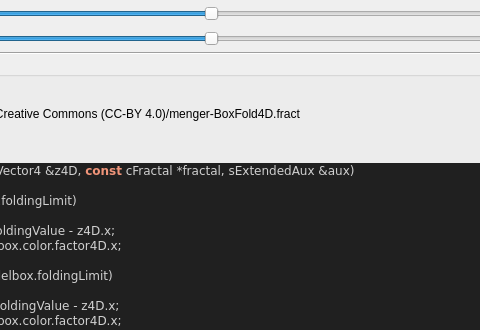
The window that mandelbulber2/formula/ui/fractal_transf_box_fold4d.ui (buddhi1980/mandelbulber2) describes before a commit, drawn with Qt 5; both pictures show x 206 to 686 and y 0 to 330 of the 835 by 930 pixel window.
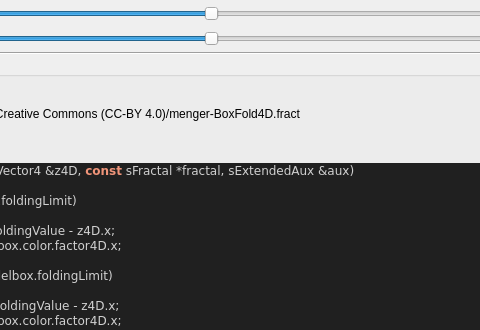
The same window after the commit. Custom widgets are drawn as their Qt base class.

```diff
--- a/mandelbulber2/formula/ui/fractal_transf_box_fold4d.ui
+++ b/mandelbulber2/formula/ui/fractal_transf_box_fold4d.ui
@@ -191,7 +191,7 @@
 &lt;/table&gt;
 &lt;br&gt;&lt;b&gt;Examples using this formula&lt;/b&gt;&lt;br&gt;Robert Pancoast collection - license Creative Commons (CC-BY 4.0)/menger-BoxFold4D.fract&lt;h3&gt;Code&lt;/h3&gt;
 &lt;body style=&quot;background-color:#202020&quot;&gt;
-&lt;pre style=&quot;color:#d0d0d0; background-color:#202020;  font-family:'Courier New',monospace;&quot;&gt;&lt;span style=&quot;color:#f09479; font-weight:bold&quot;&gt;void&lt;/span&gt; &lt;span style=&quot;color:#e47eed&quot;&gt;TransfBoxFold4dIteration&lt;/span&gt;&lt;span style=&quot;color:#d0d0d0&quot;&gt;(&lt;/span&gt;CVector4 &lt;span style=&quot;color:#d0d0d0&quot;&gt;&amp;amp;&lt;/span&gt;z4D&lt;span style=&quot;color:#d0d0d0&quot;&gt;,&lt;/span&gt; &lt;span style=&quot;color:#f09479; font-weight:bold&quot;&gt;const&lt;/span&gt; cFractal &lt;span style=&quot;color:#d0d0d0&quot;&gt;*&lt;/span&gt;fractal&lt;span style=&quot;color:#d0d0d0&quot;&gt;,&lt;/span&gt; sExtendedAux &lt;span style=&quot;color:#d0d0d0&quot;&gt;&amp;amp;&lt;/span&gt;aux&lt;span style=&quot;color:#d0d0d0&quot;&gt;)&lt;/span&gt;
+&lt;pre style=&quot;color:#d0d0d0; background-color:#202020;  font-family:'Courier New',monospace;&quot;&gt;&lt;span style=&quot;color:#f09479; font-weight:bold&quot;&gt;void&lt;/span&gt; &lt;span style=&quot;color:#e47eed&quot;&gt;TransfBoxFold4dIteration&lt;/span&gt;&lt;span style=&quot;color:#d0d0d0&quot;&gt;(&lt;/span&gt;CVector4 &lt;span style=&quot;color:#d0d0d0&quot;&gt;&amp;amp;&lt;/span&gt;z4D&lt;span style=&quot;color:#d0d0d0&quot;&gt;,&lt;/span&gt; &lt;span style=&quot;color:#f09479; font-weight:bold&quot;&gt;const&lt;/span&gt; sFractal &lt;span style=&quot;color:#d0d0d0&quot;&gt;*&lt;/span&gt;fractal&lt;span style=&quot;color:#d0d0d0&quot;&gt;,&lt;/span&gt; sExtendedAux &lt;span style=&quot;color:#d0d0d0&quot;&gt;&amp;amp;&lt;/span&gt;aux&lt;span style=&quot;color:#d0d0d0&quot;&gt;)&lt;/span&gt;
 &lt;span style=&quot;color:#d0d0d0&quot;&gt;{&lt;/span&gt;
   &lt;span style=&quot;color:#7ec0ee; font-weight:bold&quot;&gt;if&lt;/span&gt; &lt;span style=&quot;color:#d0d0d0&quot;&gt;(&lt;/span&gt;z4D&lt;span style=&quot;color:#d0d0d0&quot;&gt;.&lt;/span&gt;x &lt;span style=&quot;color:#d0d0d0&quot;&gt;&amp;gt;&lt;/span&gt; fractal&lt;span style=&quot;color:#d0d0d0&quot;&gt;-&amp;gt;&lt;/span&gt;mandelbox&lt;span style=&quot;color:#d0d0d0&quot;&gt;.&lt;/span&gt;foldingLimit&lt;span style=&quot;color:#d0d0d0&quot;&gt;)&lt;/span&gt;
   &lt;span style=&quot;color:#d0d0d0&quot;&gt;{&lt;/span&gt;
```
